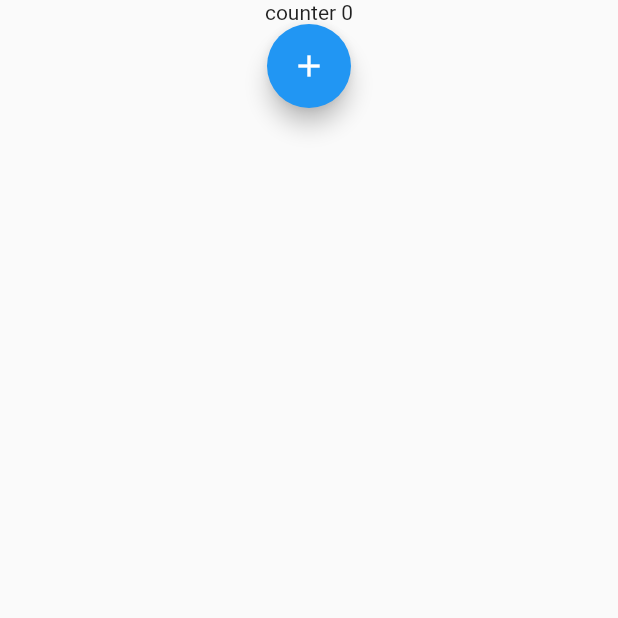
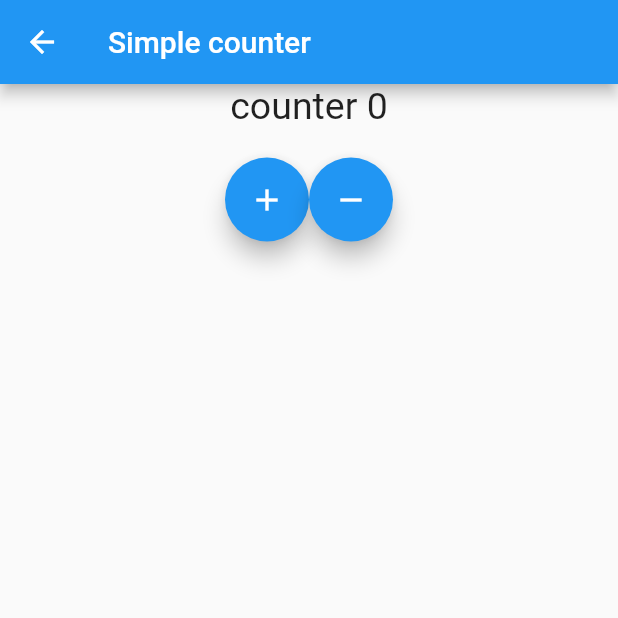
Before and after one commit to SamarAbdulaziz/FlutterrProjrcts-, a Flutter app: the SimpleCounter screen opened directly, on a phone screen of 412 x 824 dp, the top half of it. Run offline on Flutter 3.47's test engine with Material 2 defaults, Android fonts, the phone set to English and light mode, and no system bars.

```diff
--- a/lib/Widgets/MySimpleCounter.dart
+++ b/lib/Widgets/MySimpleCounter.dart
@@ -1,4 +1,3 @@
-import 'package:flutter/cupertino.dart';
 import 'package:flutter/material.dart';
 
 class MySimpleCounter extends StatefulWidget {
--- a/lib/Widgets/SimpleCounterExample.dart
+++ b/lib/Widgets/SimpleCounterExample.dart
@@ -10,23 +10,54 @@ class _SimpleCounterState extends State<SimpleCounter> {
 
   @override
   Widget build(BuildContext context) {
-   return Container(
+   return Scaffold(
+     appBar:AppBar(
+       title: Text(
+         'Simple counter'
+       ),
+     ),
+       body:Container(
      width: double.infinity,
      child: Column(
        children:[
-         Text('counter $counter'),
-         FloatingActionButton(
-           onPressed:
-           onCount,
-           child:Icon(Icons.add ) ,
-         )
+         Text(
+           'counter $counter',
+         style: TextStyle(
+           fontSize: 25.0
+         ),
+         ),
+         Padding(
+           padding: const EdgeInsets.all(20.0),
+           child: Row(
+             mainAxisAlignment: MainAxisAlignment.center,
+             children: [
+               FloatingActionButton(
+                 onPressed: onAddPressed,
+                 child:Icon(Icons.add ) ,
+               ),
+               FloatingActionButton(
+                 onPressed: onMinusPressed,
+               child: Icon(Icons.remove),
+               ),
+             ],
+           ),
+         ),
        ],
      ),
+   )
    );
   }
-  void onCount(){
+
+
+
+  void onAddPressed(){
    setState(() {
      counter++;
    });
   }
+  void onMinusPressed(){
+    setState(() {
+      counter--;
+    });
+  }
 }
--- a/lib/listViewWithModel.dart
+++ b/lib/listViewWithModel.dart
@@ -1,4 +1,3 @@
-import 'package:flutter/cupertino.dart';
 import 'package:flutter/material.dart';
 
 class UsersScreen extends StatelessWidget {
@@ -134,6 +133,7 @@ class UserModel{
   final int id;
   final String name;
   final String phone;
+
   UserModel({
     @required this.id,
    @required this.name,
```
Also changed, not shown: lib/Widgets/ListViewExampleScreen.dart (+10 -3 lines), lib/bmiResultScreen.dart (added, +55 -0 lines), lib/main.dart (+26 -31 lines), assets/images/femalSymbol.png (added), assets/images/male.png (added).
